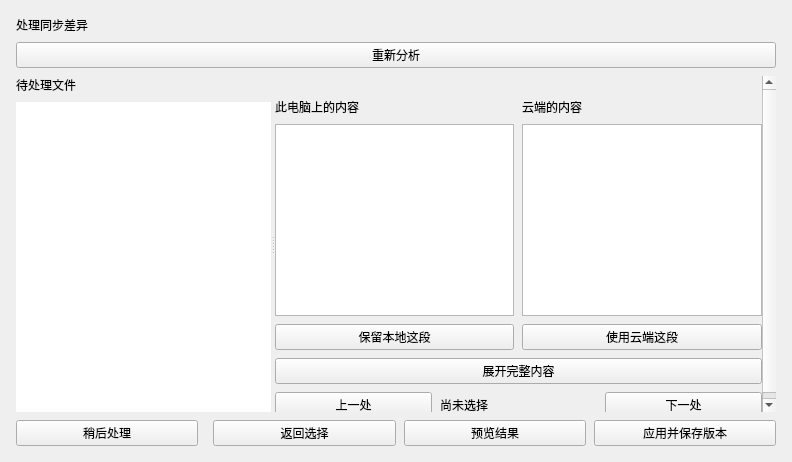
Before: the Qt Designer form windows/mainwindow_child/homepage/pages/homepage_page_conflict.ui in Zao-chen/ZcVersionBox, drawn with Qt 5.
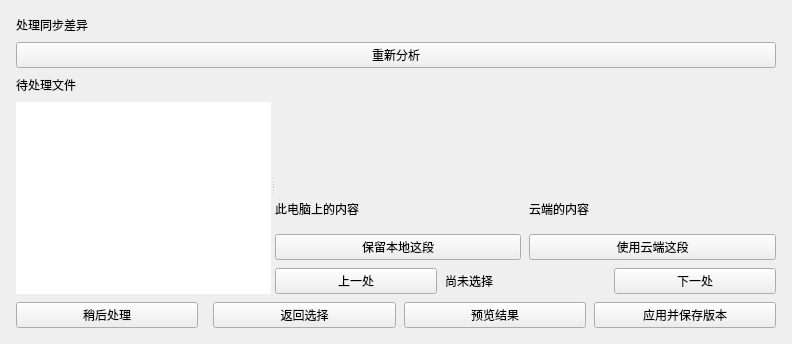
After: the same form once the commit is applied. Custom widgets are drawn as their Qt base class.

Commit message:
feat: 统一版本对比与冲突处理的 Diff 展示
统一版本对比与同步冲突处理的 Diff 展示与文件委托，补齐解析、渲染和相关回归覆盖。

```diff
--- a/windows/mainwindow_child/homepage/pages/homepage_page_conflict.ui
+++ b/windows/mainwindow_child/homepage/pages/homepage_page_conflict.ui
@@ -194,7 +194,10 @@
               </property>
              </widget>
             </item>
-            <item>
+                        <item>
+             <widget class="HomePageDiffView" name="diffView" native="true"/>
+            </item>
+<item>
              <widget class="QWidget" name="sides">
               <layout class="QHBoxLayout" name="sidesLayout">
                <property name="leftMargin">
@@ -251,12 +254,7 @@
                     <property name="tabChangesFocus">
                      <bool>true</bool>
                     </property>
-                    <property name="minimumSize">
-                     <size>
-                      <width>0</width>
-                      <height>110</height>
-                     </size>
-                    </property>
+                    <property name="maximumSize"><size><width>16777215</width><height>0</height></size></property>
                    </widget>
                   </item>
                   <item>
@@ -311,12 +309,7 @@
                     <property name="tabChangesFocus">
                      <bool>true</bool>
                     </property>
-                    <property name="minimumSize">
-                     <size>
-                      <width>0</width>
-                      <height>110</height>
-                     </size>
-                    </property>
+                    <property name="maximumSize"><size><width>16777215</width><height>0</height></size></property>
                    </widget>
                   </item>
                   <item>
@@ -335,16 +328,6 @@
               </layout>
              </widget>
             </item>
-            <item>
-             <widget class="QPushButton" name="expandContentButton">
-              <property name="text">
-               <string>展开完整内容</string>
-              </property>
-              <property name="autoDefault">
-               <bool>false</bool>
-              </property>
-             </widget>
-            </item>
             <item>
              <widget class="QWidget" name="questionNavigation">
               <layout class="QHBoxLayout" name="questionNavigationLayout">
@@ -551,4 +534,12 @@
  </widget>
  <resources />
  <connections />
+ <customwidgets>
+  <customwidget>
+   <class>HomePageDiffView</class>
+   <extends>QWidget</extends>
+   <header>windows/mainwindow_child/homepage/pages/homepage_diff_view.h</header>
+   <container>1</container>
+  </customwidget>
+ </customwidgets>
 </ui>
```
Left out of the diff: 12 changed lines with no effect on the pictures. The commit also changes 13 other files.
